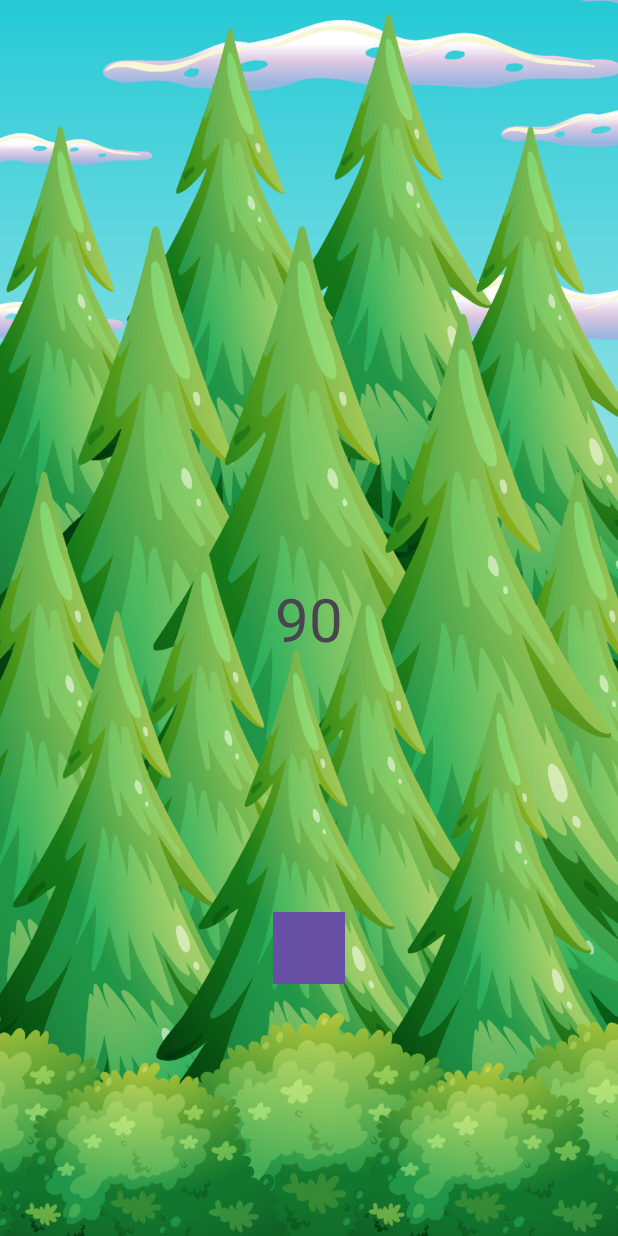
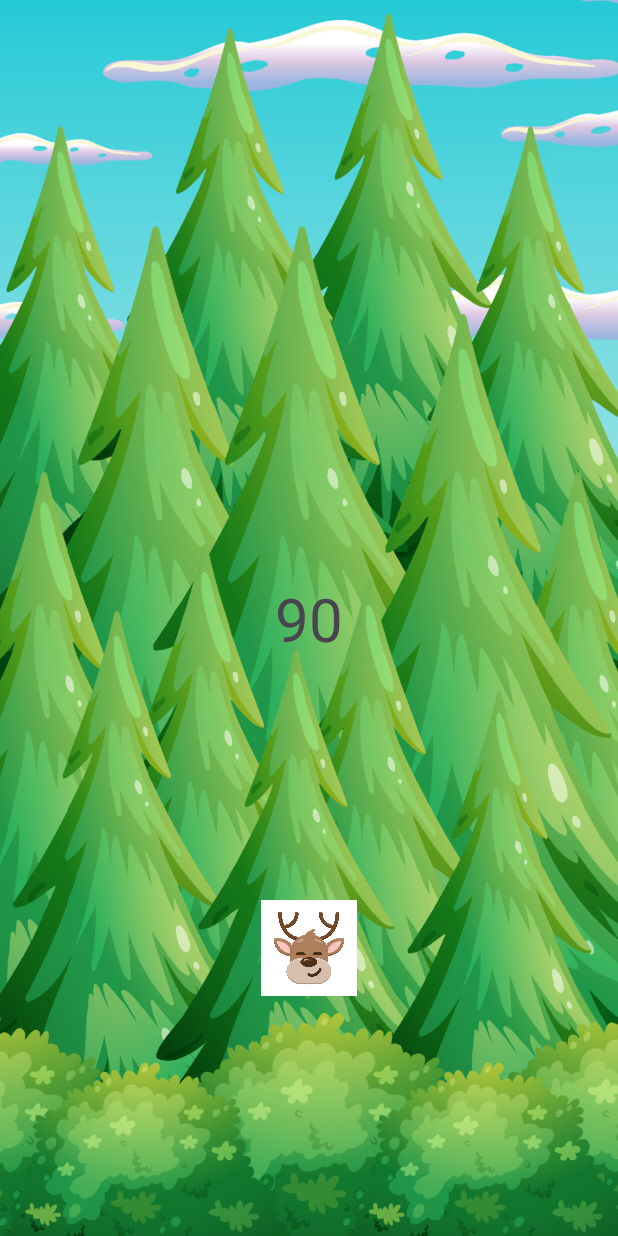
Before and after one commit to TomEhrola/SimpleCounter, an Android app: the screen it shows after launch (MainActivity), on a phone screen of 412 x 824 dp. Run offline under Robolectric (Android 15) with nearby library versions, the phone set to English and light mode, and no system bars.

Commit message:
Finished Image

```diff
--- a/app/src/main/java/com/example/simplecounter/MainActivity.kt
+++ b/app/src/main/java/com/example/simplecounter/MainActivity.kt
@@ -4,6 +4,7 @@ import androidx.appcompat.app.AppCompatActivity
 import android.os.Bundle
 import android.view.View
 import android.widget.Button
+import android.widget.ImageButton
 import android.widget.Toast
 import android.widget.TextView
 
@@ -14,7 +15,7 @@ class MainActivity : AppCompatActivity() {
         super.onCreate(savedInstanceState)
         setContentView(R.layout.activity_main)
 
-        val button = findViewById<Button>(R.id.buttonIncr)
+        val button = findViewById<ImageButton>(R.id.buttonIncr)
 
         val upgradeButton = findViewById<Button>(R.id.upgradeBtn)
 
@@ -28,7 +29,7 @@ class MainActivity : AppCompatActivity() {
             if (counter >= 100) {
                 upgradeButton.visibility = View.VISIBLE
                 upgradeButton.setOnClickListener {
-                    button.text = "Add 2"
+                    //button.text = "Add 2"
 
                     button.setOnClickListener {
                         counter += 2
--- a/app/src/main/res/layout/activity_main.xml
+++ b/app/src/main/res/layout/activity_main.xml
@@ -18,12 +18,12 @@
         app:layout_constraintStart_toStartOf="parent"
         app:layout_constraintTop_toTopOf="parent" />
 
-    <Button
+    <ImageButton
         android:id="@+id/buttonIncr"
-        android:layout_width="48dp"
-        android:layout_height="48dp"
+        android:layout_width="64dp"
+        android:layout_height="64dp"
         android:textSize="40sp"
-        android:background="@drawable/rabbit"
+        android:background="@drawable/cutedeer"
         app:layout_constraintBottom_toBottomOf="parent"
         app:layout_constraintEnd_toEndOf="parent"
         app:layout_constraintStart_toStartOf="parent"
```
Also changed, not shown: app/src/main/res/drawable/cutedeer.jpg (added), app/src/main/res/drawable/rabbit.png (deleted).
